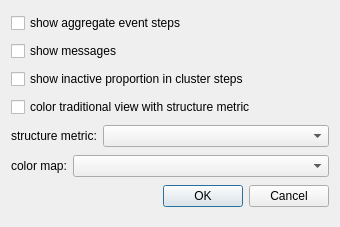
Old version of the form visoptionsdialog.ui in the repository LLNL/ravel.
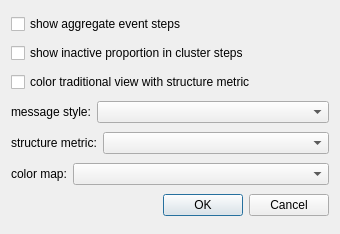
New version of the form.

Commit message: Added drawing messages within step.

```diff
--- a/visoptionsdialog.ui
+++ b/visoptionsdialog.ui
@@ -7,7 +7,7 @@
     <x>0</x>
     <y>0</y>
     <width>340</width>
-    <height>227</height>
+    <height>234</height>
    </rect>
   </property>
   <property name="windowTitle">
@@ -21,13 +21,6 @@
      </property>
     </widget>
    </item>
-   <item>
-    <widget class="QCheckBox" name="showMessagesCheckBox">
-     <property name="text">
-      <string>show messages</string>
-     </property>
-    </widget>
-   </item>
    <item>
     <widget class="QCheckBox" name="inactiveCheckBox">
      <property name="text">
@@ -42,6 +35,33 @@
      </property>
     </widget>
    </item>
+   <item>
+    <layout class="QHBoxLayout" name="horizontalLayout_3">
+     <property name="topMargin">
+      <number>0</number>
+     </property>
+     <property name="rightMargin">
+      <number>0</number>
+     </property>
+     <item>
+      <widget class="QLabel" name="label_3">
+       <property name="text">
+        <string>message style:</string>
+       </property>
+      </widget>
+     </item>
+     <item>
+      <widget class="QComboBox" name="messageComboBox">
+       <property name="sizePolicy">
+        <sizepolicy hsizetype="Preferred" vsizetype="Fixed">
+         <horstretch>1</horstretch>
+         <verstretch>0</verstretch>
+        </sizepolicy>
+       </property>
+      </widget>
+     </item>
+    </layout>
+   </item>
    <item>
     <layout class="QHBoxLayout" name="horizontalLayout">
      <item>
```
The commit also changes 9 other files.
